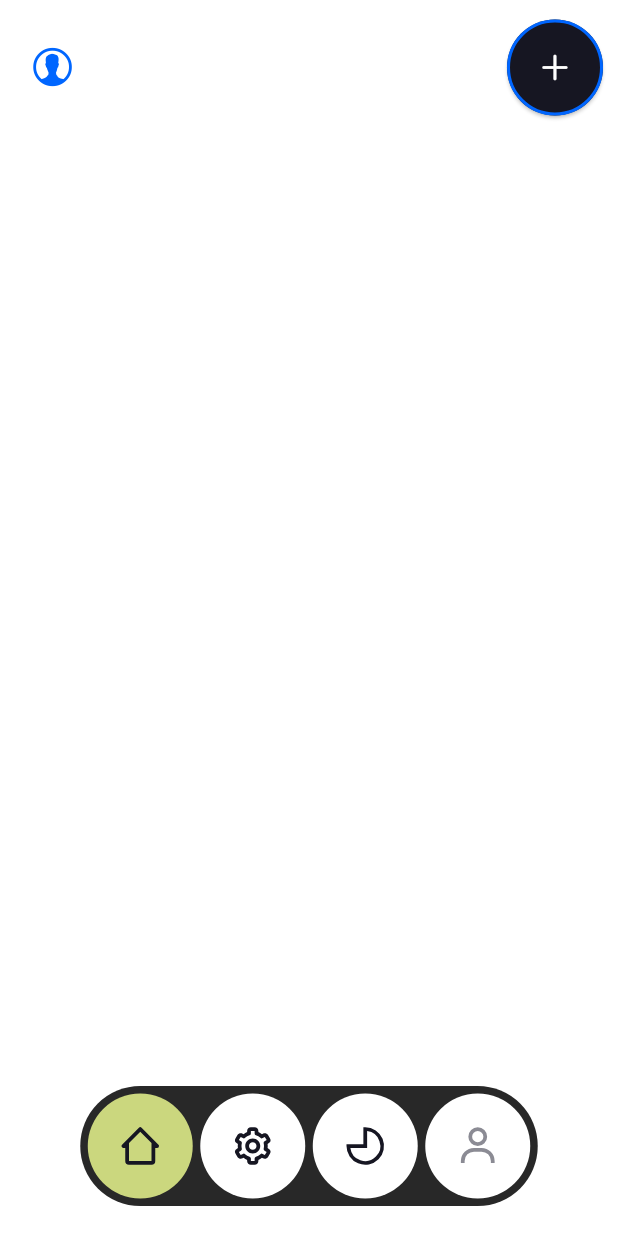
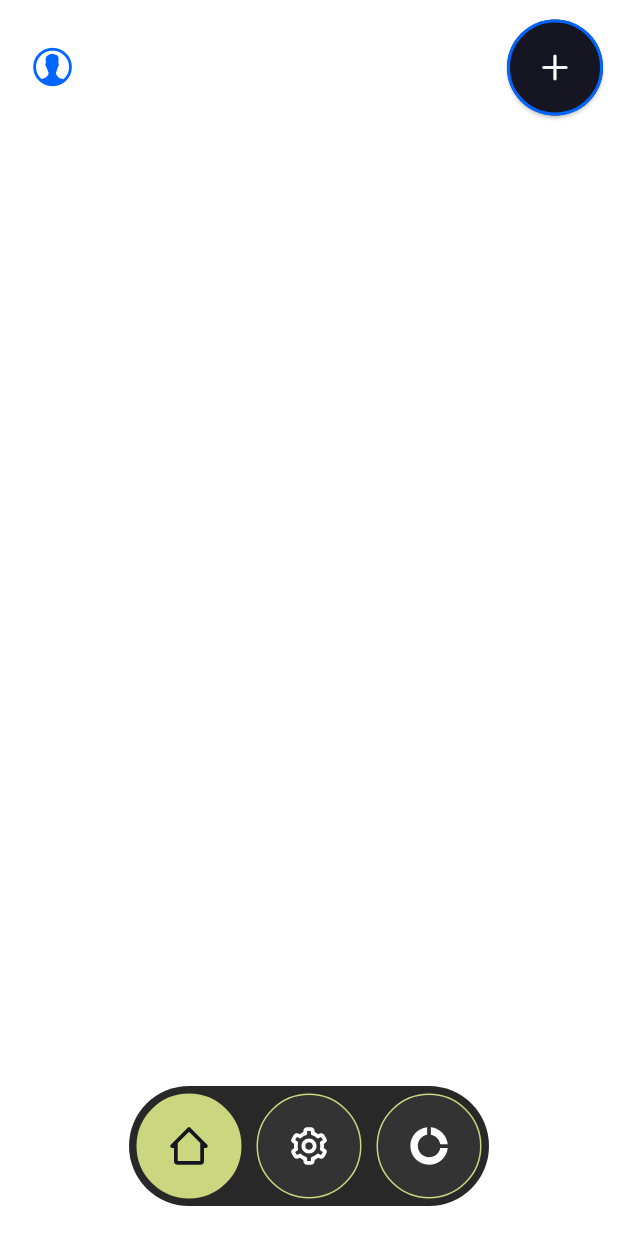
Before and after one commit to abhishekpanja554/attack_mode, a Flutter app: the HomeScreen screen opened directly, on a phone screen of 412 x 824 dp. Run offline on Flutter 3.47's test engine with Material 3 defaults, Android fonts, the phone set to English and light mode, and no system bars; our stand-ins replace flutter_riverpod, icons_plus.

Commit message:
Base page and bottom nav bar done

```diff
--- a/lib/config/themes/constants.dart
+++ b/lib/config/themes/constants.dart
@@ -14,6 +14,7 @@ class ColorManager {
   Color blue = const Color(0xff0066FF);
   Color veryDarkblue = const Color(0xff161622);
   Color grey = const Color(0xff8B8B94);
+  Color darkGrey = const Color(0xff333333);
   Color white = Colors.white;
   Color lemonGreen = const Color(0xffCBD77E);
   Color purple = const Color(0xffA49ECF);
--- a/lib/core/widgets/bottom_navigation_bar.dart
+++ b/lib/core/widgets/bottom_navigation_bar.dart
@@ -1,9 +1,9 @@
 import 'package:attack_mode_app/config/themes/constants.dart';
+import 'package:attack_mode_app/core/util/global_utilities.dart';
 import 'package:flutter/material.dart';
-import 'package:icons_plus/icons_plus.dart';
 
 class BottomNavBar extends StatefulWidget {
-  final List<Widget> items;
+  final List<IconData> items;
   final int? initialIndex;
   const BottomNavBar({super.key, required this.items, this.initialIndex});
 
@@ -27,7 +27,7 @@ class _BottomNavBarState extends State<BottomNavBar> {
       children: [
         Container(
           height: 80,
-          width: 305,
+          width: 80 * widget.items.length.toDouble(),
           margin: const EdgeInsets.only(bottom: 20),
           padding: const EdgeInsets.all(5),
           decoration: BoxDecoration(
@@ -36,95 +36,66 @@ class _BottomNavBarState extends State<BottomNavBar> {
           ),
           child: Row(
             mainAxisAlignment: MainAxisAlignment.spaceBetween,
-            children: [
-              InkWell(
-                borderRadius: BorderRadius.circular(40),
-                child: Container(
-                  height: 70,
-                  width: 70,
-                  decoration: BoxDecoration(
-                    borderRadius: BorderRadius.circular(40),
-                    color: ColorManager().lemonGreen,
-                  ),
-                  child: Column(
-                    mainAxisAlignment: MainAxisAlignment.center,
-                    children: [
-                      Icon(
-                        BoxIcons.bx_home_alt_2,
-                        size: 30,
-                        color: ColorManager().veryDarkblue,
-                      ),
-                    ],
-                  ),
-                ),
+            children: mapIndexed(
+              widget.items,
+              (index, item) => BottomNavbarItem(
+                icon: item,
+                isSelected: index == currentIndex,
+                onPresssed: () {
+                  setState(() {
+                    currentIndex = index;
+                  });
+                },
               ),
-              InkWell(
-                borderRadius: BorderRadius.circular(40),
-                child: Container(
-                  height: 70,
-                  width: 70,
-                  decoration: BoxDecoration(
-                    borderRadius: BorderRadius.circular(40),
-                    color: ColorManager().white,
-                  ),
-                  child: Column(
-                    mainAxisAlignment: MainAxisAlignment.center,
-                    children: [
-                      Icon(
-                        BoxIcons.bx_cog,
-                        size: 30,
-                        color: ColorManager().veryDarkblue,
-                      ),
-                    ],
-                  ),
-                ),
-              ),
-              InkWell(
-                borderRadius: BorderRadius.circular(40),
-                child: Container(
-                  height: 70,
-                  width: 70,
-                  decoration: BoxDecoration(
-                    borderRadius: BorderRadius.circular(40),
-                    color: ColorManager().white,
-                  ),
-                  child: Column(
-                    mainAxisAlignment: MainAxisAlignment.center,
-                    children: [
-                      Icon(
-                        BoxIcons.bx_circle_three_quarter,
-                        size: 30,
-                        color: ColorManager().veryDarkblue,
-                      ),
-                    ],
-                  ),
-                ),
-              ),
-              InkWell(
-                borderRadius: BorderRadius.circular(40),
-                child: Container(
-                  height: 70,
-                  width: 70,
-                  decoration: BoxDecoration(
-                    borderRadius: BorderRadius.circular(40),
-                    color: ColorManager().white,
-                  ),
-                  child: Column(
-                    mainAxisAlignment: MainAxisAlignment.center,
-                    children: [
-                      Icon(
-                        BoxIcons.bx_user,
-                        size: 30,
-                        color: ColorManager().grey,
-                      ),
-                    ],
-                  ),
-                ),
-              ),
-            ],
+            ).toList(),
           ),
         ),
       ],
     );
   }
 }
+
+class BottomNavbarItem extends StatelessWidget {
+  final IconData icon;
+  final bool isSelected;
+  final Function() onPresssed;
+  const BottomNavbarItem({
+    super.key,
+    required this.icon,
+    required this.isSelected,
+    required this.onPresssed,
+  });
+
+  @override
+  Widget build(BuildContext context) {
+    return InkWell(
+      onTap: onPresssed,
+      borderRadius: BorderRadius.circular(40),
+      child: AnimatedContainer(
+        duration: const Duration(milliseconds: 300),
+        height: 70,
+        width: 70,
+        decoration: BoxDecoration(
+          borderRadius: BorderRadius.circular(40),
+          color:
+              isSelected ? ColorManager().lemonGreen : ColorManager().darkGrey,
+          border: isSelected
+              ? Border.all(color: ColorManager().lemonGreen)
+              : Border.all(color: ColorManager().lemonGreen),
+        ),
+        child: Column(
+          mainAxisAlignment: MainAxisAlignment.center,
+          children: [
+            Icon(
+              icon,
+              size: 30,
+              color: isSelected
+                  ? ColorManager().veryDarkblue
+                  : ColorManager().white,
+            ),
+          ],
+        ),
+      ),
+    );
+  }
+}
--- /dev/null
+++ b/lib/features/home/presentation/screens/base_screen.dart
@@ -0,0 +1,68 @@
+import 'package:attack_mode_app/config/themes/constants.dart';
+import 'package:attack_mode_app/core/util/screen_size.dart';
+import 'package:attack_mode_app/core/widgets/bottom_navigation_bar.dart';
+import 'package:attack_mode_app/core/widgets/circle_outline_button.dart';
+import 'package:flutter/cupertino.dart';
+import 'package:flutter/material.dart';
+import 'package:icons_plus/icons_plus.dart';
+
+class HomeScreen extends StatefulWidget {
+  const HomeScreen({super.key});
+
+  @override
+  State<HomeScreen> createState() => _HomeScreenState();
+}
+
+class _HomeScreenState extends State<HomeScreen> {
+  Widget header() {
+    return SizedBox(
+      height: 70,
+      child: Row(
+        mainAxisAlignment: MainAxisAlignment.spaceBetween,
+        children: [
+          CircleAvatar(
+            radius: 25,
+            backgroundColor: ColorManager().white,
+            child: Icon(
+              CupertinoIcons.person_alt_circle,
+              size: 30,
+              color: ColorManager().blue,
+            ),
+          ),
+          CircleOutlinedButton(
+            icon: CupertinoIcons.add,
+            onPressed: () {},
+          ),
+        ],
+      ),
+    );
+  }
+
+  @override
+  Widget build(BuildContext context) {
+    return Scaffold(
+      backgroundColor: ColorManager().white,
+      body: SafeArea(
+        child: Padding(
+          padding: const EdgeInsets.all(10.0),
+          child: SizedBox(
+            height: ScreenSize.getHeight(context),
+            width: ScreenSize.getWidth(context),
+            child: Column(
+              children: [
+                header(),
+              ],
+            ),
+          ),
+        ),
+      ),
+      bottomNavigationBar: BottomNavBar(
+        items: [
+          BoxIcons.bx_home_alt_2,
+          BoxIcons.bx_cog,
+          BoxIcons.bxs_doughnut_chart,
+        ],
+      ),
+    );
+  }
+}
--- a/lib/features/home/presentation/screens/home_screen.dart
+++ /dev/null
@@ -1,164 +0,0 @@
-import 'package:attack_mode_app/config/themes/constants.dart';
-import 'package:attack_mode_app/core/util/screen_size.dart';
-import 'package:attack_mode_app/core/widgets/circle_outline_button.dart';
-import 'package:flutter/cupertino.dart';
-import 'package:flutter/material.dart';
-import 'package:icons_plus/icons_plus.dart';
-
-class HomeScreen extends StatefulWidget {
-  const HomeScreen({super.key});
-
-  @override
-  State<HomeScreen> createState() => _HomeScreenState();
-}
-
-class _HomeScreenState extends State<HomeScreen> {
-  Widget header() {
-    return SizedBox(
-      height: 70,
-      child: Row(
-        mainAxisAlignment: MainAxisAlignment.spaceBetween,
-        children: [
-          CircleAvatar(
-            radius: 25,
-            backgroundColor: ColorManager().white,
-            child: Icon(
-              CupertinoIcons.person_alt_circle,
-              size: 30,
-              color: ColorManager().blue,
-            ),
-          ),
-          CircleOutlinedButton(
-            icon: CupertinoIcons.add,
-            onPressed: () {},
-          ),
-        ],
-      ),
-    );
-  }
-
-  @override
-  Widget build(BuildContext context) {
-    return Scaffold(
-      backgroundColor: ColorManager().white,
-      body: SafeArea(
-        child: Padding(
-          padding: const EdgeInsets.all(10.0),
-          child: SizedBox(
-            height: ScreenSize.getHeight(context),
-            width: ScreenSize.getWidth(context),
-            child: Column(
-              children: [
-                header(),
-              ],
-            ),
-          ),
-        ),
-      ),
-      bottomNavigationBar: Row(
-        mainAxisAlignment: MainAxisAlignment.center,
-        children: [
-          Container(
-            height: 80,
-            width: 305,
-            margin: const EdgeInsets.only(bottom: 20),
-            padding: const EdgeInsets.all(5),
-            decoration: BoxDecoration(
-              color: ColorManager().black,
-              borderRadius: BorderRadius.circular(40),
-            ),
-            child: Row(
-              mainAxisAlignment: MainAxisAlignment.spaceBetween,
-              children: [
-                InkWell(
-                  borderRadius: BorderRadius.circular(40),
-                  child: Container(
-                    height: 70,
-                    width: 70,
-                    decoration: BoxDecoration(
-                      borderRadius: BorderRadius.circular(40),
-                      color: ColorManager().lemonGreen,
-                    ),
-                    child: Column(
-                      mainAxisAlignment: MainAxisAlignment.center,
-                      children: [
-                        Icon(
-                          BoxIcons.bx_home_alt_2,
-                          size: 30,
-                          color: ColorManager().veryDarkblue,
-                        ),
-                      ],
-                    ),
-                  ),
-                ),
-                InkWell(
-                  borderRadius: BorderRadius.circular(40),
-                  child: Container(
-                    height: 70,
-                    width: 70,
-                    decoration: BoxDecoration(
-                      borderRadius: BorderRadius.circular(40),
-                      color: ColorManager().white,
-                    ),
-                    child: Column(
-                      mainAxisAlignment: MainAxisAlignment.center,
-                      children: [
-                        Icon(
-                          BoxIcons.bx_cog,
-                          size: 30,
-                          color: ColorManager().veryDarkblue,
-                        ),
-                      ],
-                    ),
-                  ),
-                ),
-                InkWell(
-                  borderRadius: BorderRadius.circular(40),
-                  child: Container(
-                    height: 70,
-                    width: 70,
-                    decoration: BoxDecoration(
-                      borderRadius: BorderRadius.circular(40),
-                      color: ColorManager().white,
-                    ),
-                    child: Column(
-                      mainAxisAlignment: MainAxisAlignment.center,
-                      children: [
-                        Icon(
-                          BoxIcons.bx_circle_three_quarter,
-                          size: 30,
-                          color: ColorManager().veryDarkblue,
-                        ),
-                      ],
-                    ),
-                  ),
-                ),
-                InkWell(
-                  borderRadius: BorderRadius.circular(40),
-                  child: Container(
-                    height: 70,
-                    width: 70,
-                    decoration: BoxDecoration(
-                      borderRadius: BorderRadius.circular(40),
-                      color: ColorManager().white,
-                    ),
-                    child: Column(
-                      mainAxisAlignment: MainAxisAlignment.center,
-                      children: [
-                        Icon(
-                          BoxIcons.bx_user,
-                          size: 30,
-                          color: ColorManager().grey,
-                        ),
-                      ],
-                    ),
-                  ),
-                ),
-              ],
-            ),
-          ),
-        ],
-      ),
-    );
-  }
-}
--- a/pubspec.yaml
+++ b/pubspec.yaml
@@ -49,7 +49,6 @@ dev_dependencies:
   # package. See that file for information about deactivating specific lint
   # rules and activating additional ones.
   flutter_lints: ^4.0.0
-  flutter_launcher_icons: ^0.14.1
   riverpod_generator: ^2.6.3
   build_runner: ^2.4.13
   custom_lint: ^0.7.0
```
Also changed, not shown: lib/core/util/global_utilities.dart (added, +9 -0 lines), lib/features/base/presentation/screens/base_screen.dart (added, +59 -0 lines), lib/main.dart (+4 -3 lines), pubspec.lock.
